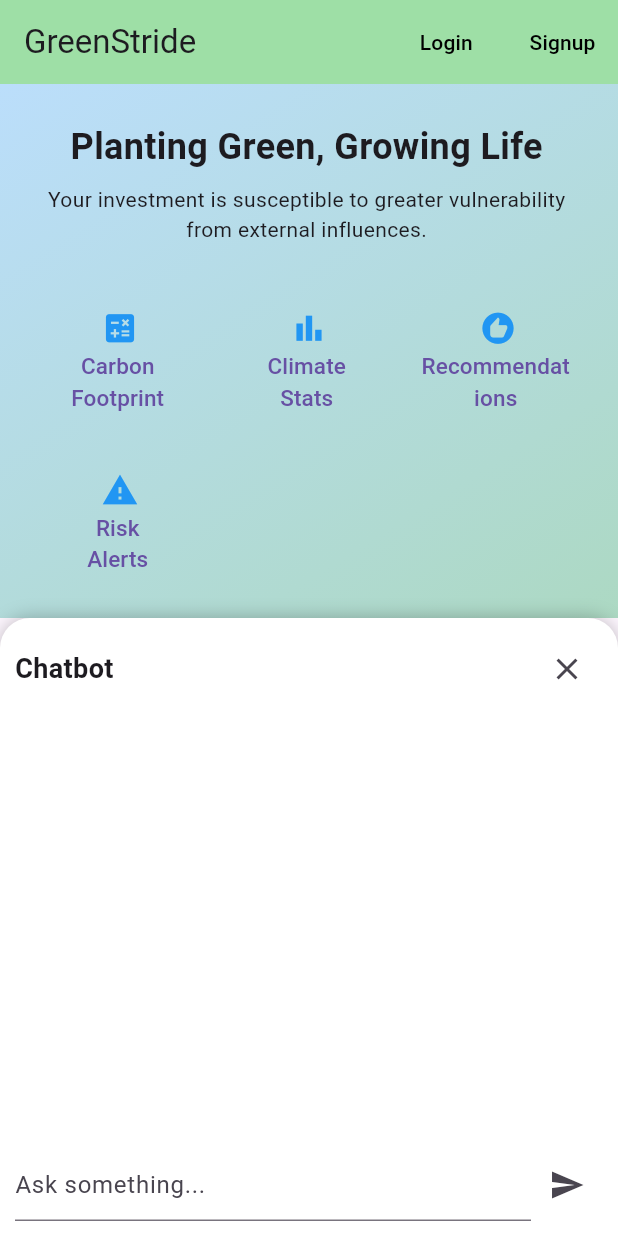
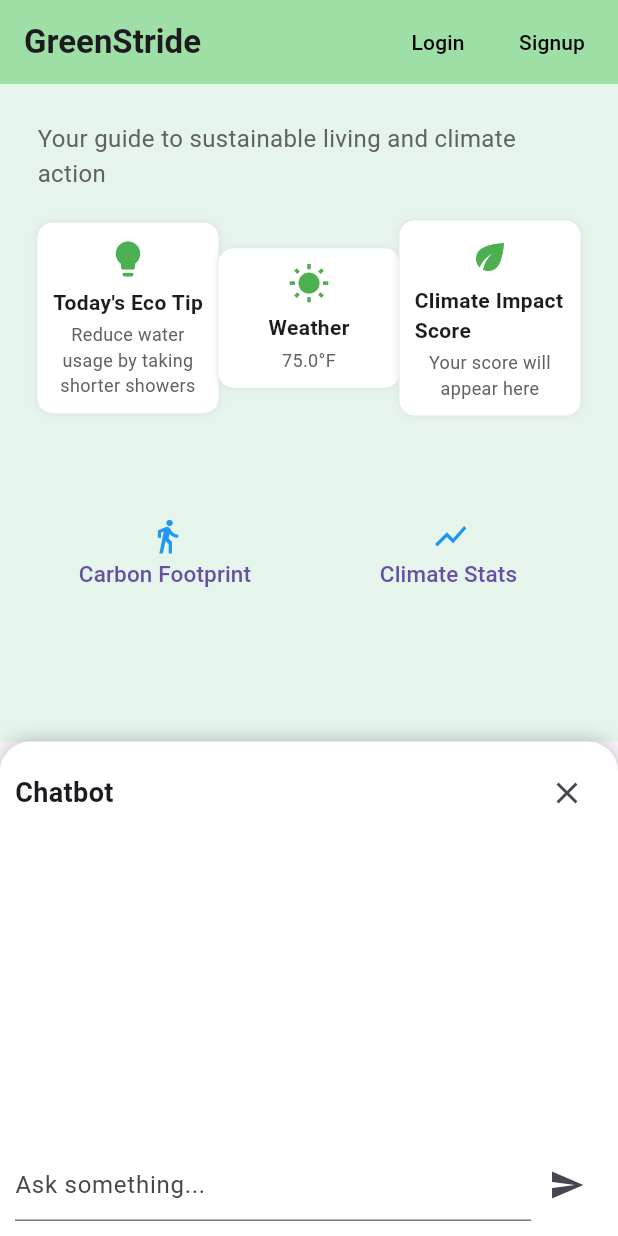
Before and after one commit to BhairabMahanta/solution, a Flutter app: the screen it shows after launch, after a tap on the "chat" icon, on a phone screen of 412 x 824 dp. Run offline on Flutter 3.47's test engine with Material 3 defaults, Android fonts, the phone set to English and light mode, and no system bars; network calls fail.

Commit message:
cooking something

```diff
--- /dev/null
+++ b/lib/features/feature_grid.dart
@@ -0,0 +1,47 @@
+import 'package:flutter/material.dart';
+import '../features/feature_button.dart';
+import '../features/features.dart';
+
+class FeatureGrid extends StatelessWidget {
+  final Function(BuildContext, Widget) navigateTo;
+
+  const FeatureGrid({Key? key, required this.navigateTo}) : super(key: key);
+
+  @override
+  Widget build(BuildContext context) {
+    return GridView.count(
+      shrinkWrap: true,
+      physics: NeverScrollableScrollPhysics(),
+      crossAxisCount: MediaQuery.of(context).size.width > 600 ? 4 : 2,
+      crossAxisSpacing: 16,
+      mainAxisSpacing: 16,
+      childAspectRatio: 1.2,
+      children: [
+        FeatureButton(
+          icon: Icons.directions_walk,
+          label: "Carbon Footprint",
+          screen: featureList[0][2] as Widget,
+          navigateTo: navigateTo,
+        ),
+        FeatureButton(
+          icon: Icons.show_chart,
+          label: "Climate Stats",
+          screen: featureList[1][2] as Widget,
+          navigateTo: navigateTo,
+        ),
+        FeatureButton(
+          icon: Icons.warning,
+          label: "Risk Alerts",
+          screen: featureList[2][2] as Widget,
+          navigateTo: navigateTo,
+        ),
+        FeatureButton(
+          icon: Icons.more_horiz,
+          label: "More Actions",
+          screen: featureList[3][2] as Widget,
+          navigateTo: navigateTo,
+        ),
+      ],
+    );
+  }
+}
--- a/lib/providers/weather_provider.dart
+++ b/lib/providers/weather_provider.dart
@@ -1,15 +1,33 @@
 import 'package:flutter/material.dart';
-import '../models/weather_model.dart';
-import '../services/weather_services.dart';
+
+class Weather {
+  final double temperature;
+  final String description;
+  final String city;
+
+  Weather({
+    required this.temperature,
+    required this.description,
+    required this.city,
+  });
+}
 
 class WeatherProvider with ChangeNotifier {
-  WeatherModel? weather;
+  Weather? _weather;
+
+  Weather? get weather => _weather;
 
   Future<void> fetchWeather() async {
     try {
-      final weatherData = await WeatherAPI().fetchWeatherData("Guwahati");
-      weather = WeatherModel.fromJson(weatherData);
+      // Mock API response (Replace with actual API call)
+      await Future.delayed(Duration(seconds: 2));
+      _weather = Weather(
+        temperature: 75.0,
+        description: "Sunny",
+        city: "New York",
+      );
       notifyListeners();
+      print("Weather data fetched successfully.");
     } catch (e) {
       print("Error fetching weather: $e");
     }
--- a/lib/screens/home_screen.dart
+++ b/lib/screens/home_screen.dart
@@ -1,11 +1,11 @@
 import 'package:flutter/material.dart';
-import '../widgets/weather_card.dart';
+import 'package:provider/provider.dart';
 import '../providers/weather_provider.dart';
-import '../utils/dialog_utils.dart';
-import '../features/feature_button.dart';
-import '../features/features.dart';
-import 'package:provider/provider.dart';
 import '../widgets/chatbot_overlay.dart';
+import '../widgets/weather_info_section.dart';
+import '../features/feature_grid.dart';
+import '../widgets/auth_buttons.dart';
+import '../widgets/coming_soon_section.dart';
 
 class HomeScreen extends StatefulWidget {
   @override
@@ -20,12 +20,14 @@ class _HomeScreenState extends State<HomeScreen> {
     super.initState();
     Future.microtask(() {
       Provider.of<WeatherProvider>(context, listen: false).fetchWeather();
+      print("Fetching weather data...");
     });
   }
 
   void toggleChat() {
     setState(() {
       showChat = !showChat;
+      print("Chat toggled: $showChat");
     });
   }
 
@@ -45,82 +47,45 @@ class _HomeScreenState extends State<HomeScreen> {
         Scaffold(
           appBar: AppBar(
             backgroundColor: const Color.fromARGB(255, 158, 223, 166),
-            title: const SelectableText('GreenStride'),
-            actions: [
-              Row(
-                mainAxisAlignment: MainAxisAlignment.center,
-                children: [
-                  TextButton(
-                    onPressed: () => showAuthDialog(context, "Login"),
-                    child: const SelectableText("Login",
-                        style: TextStyle(color: Colors.black)),
-                  ),
-                  const SizedBox(width: 10),
-                  TextButton(
-                    onPressed: () => showAuthDialog(context, "Signup"),
-                    child: const SelectableText("Signup",
-                        style: TextStyle(color: Colors.black)),
-                  ),
-                ],
-              ),
-            ],
+            title: const Text(
+              'GreenStride',
+              style: TextStyle(fontSize: 22, fontWeight: FontWeight.bold),
+            ),
+            actions: [AuthButtons()],
           ),
           body: Container(
-            decoration: BoxDecoration(
-              gradient: LinearGradient(
-                colors: [Colors.blue.shade100, Colors.green.shade200],
-                begin: Alignment.topLeft,
-                end: Alignment.bottomRight,
-              ),
-            ),
+            color: Color(0xFFE5F5EC), // Replaced gradient with solid color
             padding: const EdgeInsets.all(25.0),
-            child: SafeArea(
-              child: SingleChildScrollView(
-                child: Column(
-                  crossAxisAlignment: CrossAxisAlignment.center,
-                  children: [
-                    const SelectableText(
-                      "Planting Green, Growing Life",
-                      style:
-                          TextStyle(fontSize: 24, fontWeight: FontWeight.bold),
-                      textAlign: TextAlign.center,
+            child: LayoutBuilder(
+              builder: (context, constraints) {
+                return SingleChildScrollView(
+                  child: ConstrainedBox(
+                    constraints: BoxConstraints(
+                      minHeight: constraints.maxHeight,
                     ),
-                    const SizedBox(height: 8),
-                    const SelectableText(
-                      "Your investment is susceptible to greater vulnerability from external influences.",
-                      style: TextStyle(fontSize: 14),
-                      textAlign: TextAlign.center,
+                    child: Column(
+                      crossAxisAlignment: CrossAxisAlignment.start,
+                      mainAxisSize:
+                          MainAxisSize.min, // Prevents extra white space
+                      children: [
+                        Center(
+                          child: Text(
+                            "Your guide to sustainable living and climate action",
+                            style: TextStyle(
+                                fontSize: 16, color: Colors.grey.shade700),
+                          ),
+                        ),
+                        const SizedBox(height: 20),
+                        WeatherInfoSection(weather: weather),
+                        const SizedBox(height: 20),
+                        FeatureGrid(navigateTo: navigateTo),
+                        const SizedBox(height: 20),
+                        ComingSoonSection(),
+                      ],
                     ),
-                    const SizedBox(height: 20),
-                    if (weather != null) WeatherCard(weather: weather),
-                    const SizedBox(height: 12),
-                    SizedBox(
-                      height: MediaQuery.of(context).size.height * 0.6,
-                      child: GridView.builder(
-                        gridDelegate: SliverGridDelegateWithFixedCrossAxisCount(
-                          crossAxisCount:
-                              MediaQuery.of(context).size.width > 650 ? 5 : 3,
-                          crossAxisSpacing: 16,
-                          mainAxisSpacing: 16,
-                          childAspectRatio:
-                              MediaQuery.of(context).size.width > 650
-                                  ? 1.5
-                                  : 1.2,
-                        ),
-                        itemCount: featureList.length,
-                        itemBuilder: (context, index) {
-                          return FeatureButton(
-                            icon: featureList[index][1] as IconData,
-                            label: featureList[index][0] as String,
-                            screen: featureList[index][2] as Widget,
-                            navigateTo: navigateTo,
-                          );
-                        },
-                      ),
-                    ),
-                  ],
-                ),
-              ),
+                  ),
+                );
+              },
             ),
           ),
           floatingActionButton: FloatingActionButton(
@@ -128,7 +93,13 @@ class _HomeScreenState extends State<HomeScreen> {
             child: Icon(Icons.chat),
           ),
         ),
-        if (showChat) ChatbotOverlay(onClose: toggleChat),
+        if (showChat)
+          Positioned(
+            left: 0,
+            right: 0,
+            bottom: 0,
+            child: ChatbotOverlay(onClose: toggleChat),
+          ),
       ],
     );
   }
--- a/lib/services/gemini_service.dart
+++ b/lib/services/gemini_service.dart
@@ -2,7 +2,7 @@ import 'dart:convert';
 import 'package:http/http.dart' as http;
 
 class GeminiService {
-  static const String apiKey = "AIzaSyCUgL51SEm9bUZV2PwmmFr1rmr53gtUQiQ";
+  static const String apiKey = "AIzaSyCVyDUW8UYtLkd9Um9dHq2YqxsFcvlMTVc";
   static const String modelName = "gemini-1.5-flash"; // Or "gemini-1.5-pro"
   static const String apiUrl =
       "https://generativelanguage.googleapis.com/v1/models/$modelName:generateContent";
--- /dev/null
+++ b/lib/widgets/auth_buttons.dart
@@ -0,0 +1,23 @@
+import 'package:flutter/material.dart';
+import '../utils/dialog_utils.dart';
+
+class AuthButtons extends StatelessWidget {
+  @override
+  Widget build(BuildContext context) {
+    return Row(
+      mainAxisAlignment: MainAxisAlignment.center,
+      children: [
+        TextButton(
+          onPressed: () => showAuthDialog(context, "Login"),
+          child: const Text("Login", style: TextStyle(color: Colors.black)),
+        ),
+        const SizedBox(width: 10),
+        TextButton(
+          onPressed: () => showAuthDialog(context, "Signup"),
+          child: const Text("Signup", style: TextStyle(color: Colors.black)),
+        ),
+        const SizedBox(width: 10),
+      ],
+    );
+  }
+}
--- a/lib/widgets/chatbot_overlay.dart
+++ b/lib/widgets/chatbot_overlay.dart
@@ -34,14 +34,10 @@ class _ChatbotOverlayState extends State<ChatbotOverlay> {
 
   @override
   Widget build(BuildContext context) {
-    return Positioned(
-      bottom: 0,
-      left: 0,
-      right: 0,
+    return SafeArea(
       child: Material(
-        // Add Material here
         child: Container(
-          height: MediaQuery.of(context).size.height * 0.5,
+          height: MediaQuery.of(context).size.height * 0.4, // Reduced height
           padding: EdgeInsets.all(10),
           decoration: BoxDecoration(
             color: Colors.white,
@@ -61,25 +57,30 @@ class _ChatbotOverlayState extends State<ChatbotOverlay> {
                 ],
               ),
               Expanded(
-                child: ListView(
+                child: SingleChildScrollView(
+                  // Prevents keyboard overflow
+                  child: Column(
                     children: messages.map((msg) {
                       bool isUser = msg.containsKey("user");
                       return Align(
-                      alignment:
-                          isUser ? Alignment.centerRight : Alignment.centerLeft,
+                        alignment: isUser
+                            ? Alignment.centerRight
+                            : Alignment.centerLeft,
                         child: Container(
                           margin:
                               EdgeInsets.symmetric(vertical: 4, horizontal: 10),
                           padding: EdgeInsets.all(10),
                           decoration: BoxDecoration(
-                          color: isUser ? Colors.blue[100] : Colors.green[100],
+                            color:
+                                isUser ? Colors.blue[100] : Colors.green[100],
                             borderRadius: BorderRadius.circular(10),
                           ),
-                        child:
-                            SelectableText(isUser ? msg["user"]! : msg["bot"]!),
+                          child: SelectableText(
+                              isUser ? msg["user"]! : msg["bot"]!),
                         ),
                       );
                     }).toList(),
+                  ),
                 ),
               ),
               if (isLoading) CircularProgressIndicator(),
--- /dev/null
+++ b/lib/widgets/coming_soon_section.dart
@@ -0,0 +1,32 @@
+import 'package:flutter/material.dart';
+
+class ComingSoonSection extends StatelessWidget {
+  @override
+  Widget build(BuildContext context) {
+    return Container(
+      width: double.infinity, // Ensures full width
+      padding: const EdgeInsets.all(15),
+      decoration: BoxDecoration(
+        color: Colors.blue.shade100,
+        borderRadius: BorderRadius.circular(10),
+      ),
+      child: Column(
+        crossAxisAlignment: CrossAxisAlignment.start,
+        mainAxisSize: MainAxisSize.min, // Avoids unnecessary extra space
+        children: [
+          Text(
+            "Coming Soon",
+            style: TextStyle(fontSize: 18, fontWeight: FontWeight.bold),
+          ),
+          const SizedBox(height: 5),
+          Text(
+            "We're working on exciting new features to help you track and reduce your environmental impact.",
+            style: TextStyle(fontSize: 14),
+          ),
+          const SizedBox(height: 10),
+          Text("- Personal carbon footprint calculator"),
+        ],
+      ),
+    );
+  }
+}
--- /dev/null
+++ b/lib/widgets/daily_recommendation_card.dart
@@ -0,0 +1,29 @@
+import 'package:flutter/material.dart';
+
+class DailyRecommendationCard extends StatelessWidget {
+  @override
+  Widget build(BuildContext context) {
+    return Card(
+      elevation: 4,
+      shape: RoundedRectangleBorder(borderRadius: BorderRadius.circular(12)),
+      color: Colors.green.shade100, // Matches the theme
+      child: Padding(
+        padding: const EdgeInsets.all(16.0),
+        child: Column(
+          crossAxisAlignment: CrossAxisAlignment.start,
+          children: [
+            const Text(
+              "🌿 Daily Recommendation",
+              style: TextStyle(fontSize: 18, fontWeight: FontWeight.bold),
+            ),
+            const SizedBox(height: 8),
+            const Text(
+              "Plant a tree today! 🌱 A small effort can make a big impact on the environment.",
+              style: TextStyle(fontSize: 14),
+            ),
+          ],
+        ),
+      ),
+    );
+  }
+}
--- /dev/null
+++ b/lib/widgets/weather_info_card.dart
@@ -0,0 +1,44 @@
+import 'package:flutter/material.dart';
+
+class InfoCard extends StatelessWidget {
+  final IconData icon;
+  final String title;
+  final String content;
+
+  const InfoCard({
+    Key? key,
+    required this.icon,
+    required this.title,
+    required this.content,
+  }) : super(key: key);
+
+  @override
+  Widget build(BuildContext context) {
+    return Expanded(
+      child: Container(
+        padding: const EdgeInsets.all(10),
+        decoration: BoxDecoration(
+          color: Colors.white,
+          borderRadius: BorderRadius.circular(10),
+          boxShadow: [BoxShadow(color: Colors.grey.shade300, blurRadius: 4)],
+        ),
+        child: Column(
+          children: [
+            Icon(icon, color: Colors.green, size: 28),
+            const SizedBox(height: 5),
+            Text(
+              title,
+              style: TextStyle(fontSize: 14, fontWeight: FontWeight.bold),
+            ),
+            const SizedBox(height: 3),
+            Text(
+              content,
+              style: TextStyle(fontSize: 12, color: Colors.grey.shade700),
+              textAlign: TextAlign.center,
+            ),
+          ],
+        ),
+      ),
+    );
+  }
+}
--- /dev/null
+++ b/lib/widgets/weather_info_section.dart
@@ -0,0 +1,39 @@
+import 'package:flutter/material.dart';
+import '../widgets/weather_info_card.dart';
+import '../providers/weather_provider.dart';
+
+class WeatherInfoSection extends StatelessWidget {
+  final Weather? weather;
+
+  const WeatherInfoSection({Key? key, required this.weather}) : super(key: key);
+
+  @override
+  Widget build(BuildContext context) {
+    return Row(
+      mainAxisAlignment: MainAxisAlignment.spaceBetween,
+      children: [
+        InfoCard(
+          icon: Icons.lightbulb,
+          title: "Today's Eco Tip",
+          content: "Reduce water usage by taking shorter showers",
+        ),
+        weather != null
+            ? InfoCard(
+                icon: Icons.wb_sunny,
+                title: "Weather",
+                content: "${weather!.temperature}°F",
+              )
+            : InfoCard(
+                icon: Icons.cloud,
+                title: "Weather",
+                content: "Loading...",
+              ),
+        InfoCard(
+          icon: Icons.eco,
+          title: "Climate Impact Score",
+          content: "Your score will appear here",
+        ),
+      ],
+    );
+  }
+}
```
Also changed, not shown: lib/screens/unusedScreens/old_home_screen.dart (added, +112 -0 lines). Lines whose indentation alone changed are shown as unchanged.
